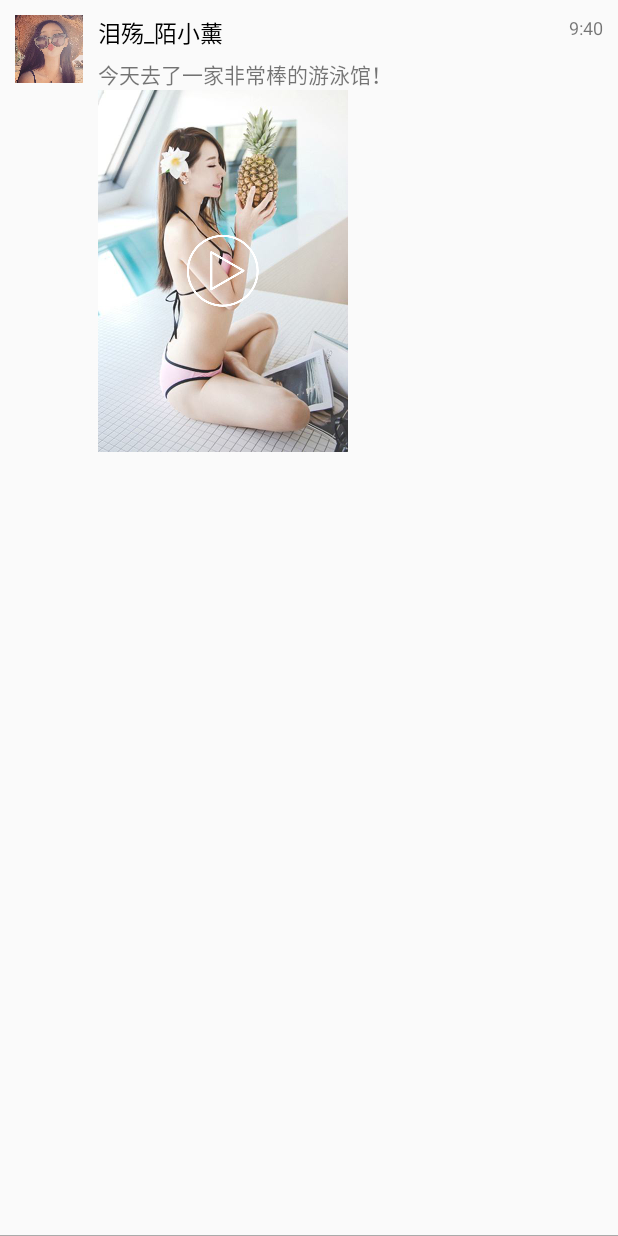
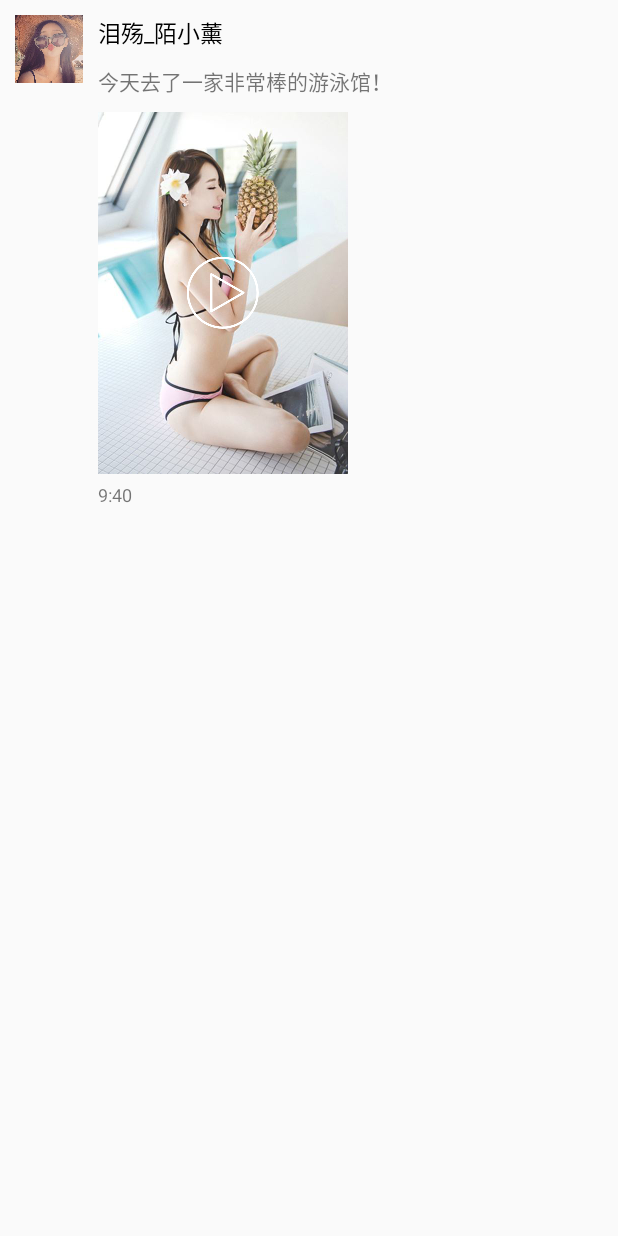
Before and after one commit to zhangjf1992/weshare_android, an Android app: the layout item_moments_one_picture.xml on its own in the app's theme, with its tools: preview values and no code run, on a phone screen of 412 x 824 dp. Run offline under Robolectric (Android 15) with nearby library versions, the phone set to English and light mode, and no system bars.

```diff
--- a/Weshare/app/build.gradle
+++ b/Weshare/app/build.gradle
@@ -35,4 +35,5 @@ dependencies {
     implementation('com.github.bumptech.glide:glide:4.7.1',{
         exclude group: "com.android.support"
     })
+    implementation 'com.android.support:gridlayout-v7:27.1.1'
 }
--- a/Weshare/app/src/main/res/layout/item_moments_one_picture.xml
+++ b/Weshare/app/src/main/res/layout/item_moments_one_picture.xml
@@ -35,15 +35,11 @@
         android:layout_height="wrap_content"
         android:layout_below="@id/textViewNickName"
         android:layout_toRightOf="@id/imageViewHeadImage"
-        android:layout_toLeftOf="@id/textViewTime"
         android:layout_toEndOf="@id/imageViewHeadImage"
-        android:layout_toStartOf="@id/textViewTime"
-        android:layout_marginTop="5dp"
         android:layout_marginLeft="10dp"
-        android:layout_marginStart="10dp"
-        android:singleLine="true"
-        android:ellipsize="end"
-        android:text="今天去了一家非常棒的游泳馆！"/>
+        android:layout_marginTop="10dp"
+        android:layout_marginRight="20dp"
+        android:text="今天去了一家非常棒的游泳馆！" />
 
     <ImageView
         android:id="@+id/imageViewPicture"
@@ -51,6 +47,7 @@
         android:layout_height="wrap_content"
         android:layout_toRightOf="@id/imageViewHeadImage"
         android:layout_below="@id/textViewText"
+        android:layout_marginTop="10dp"
         android:layout_marginLeft="10dp"
         android:src="@mipmap/towgirl"/>
 
@@ -69,19 +66,11 @@
         android:id="@+id/textViewTime"
         android:layout_width="wrap_content"
         android:layout_height="wrap_content"
-        android:layout_alignTop="@id/imageViewHeadImage"
-        android:layout_alignParentRight="true"
-        android:layout_alignParentEnd="true"
+        android:layout_below="@id/imageViewPicture"
+        android:layout_toRightOf="@+id/imageViewHeadImage"
         android:layout_marginLeft="10dp"
-        android:layout_marginStart="10dp"
-        android:layout_marginEnd="10dp"
+        android:layout_marginTop="5sp"
         android:text="9:40"
         android:textSize="12sp"/>
 
-    <View
-        android:layout_width="match_parent"
-        android:layout_height="0.1dp"
-        android:layout_alignParentBottom="true"
-        android:background="@android:color/darker_gray"/>
-
 </RelativeLayout>
```
Also changed, not shown: Weshare/app/src/main/res/layout/item_moments_more_picture.xml (+145 -0 lines).
